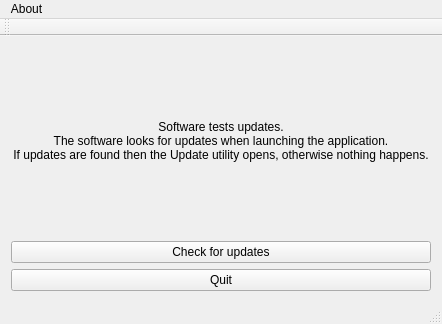
Old version of the form examples/autoupdatergui/simpleUpdaterGui/mainwindow.ui in the repository Skycoder42/QtAutoUpdater.
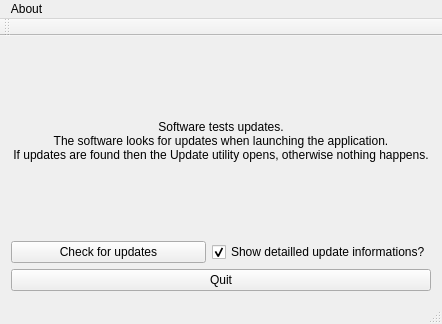
New version of the form.

```diff
--- a/examples/autoupdatergui/simpleUpdaterGui/mainwindow.ui
+++ b/examples/autoupdatergui/simpleUpdaterGui/mainwindow.ui
@@ -14,8 +14,8 @@
    <string>MainWindow</string>
   </property>
   <widget class="QWidget" name="centralWidget">
-   <layout class="QVBoxLayout" name="verticalLayout">
-    <item>
+   <layout class="QGridLayout" name="gridLayout">
+    <item row="0" column="0" colspan="2">
      <widget class="QLabel" name="label">
       <property name="text">
        <string>Software tests updates.&lt;br/&gt;The software looks for updates when launching the application.&lt;br/&gt;If updates are found then the Update utility opens, otherwise nothing happens.</string>
@@ -25,20 +25,30 @@
       </property>
      </widget>
     </item>
-    <item>
-     <widget class="QPushButton" name="checkUpdateButton">
-      <property name="text">
-       <string>Check for updates</string>
-      </property>
-     </widget>
-    </item>
-    <item>
+    <item row="2" column="0" colspan="2">
      <widget class="QPushButton" name="quitButton">
       <property name="text">
        <string>Quit</string>
       </property>
      </widget>
     </item>
+    <item row="1" column="0">
+     <widget class="QPushButton" name="checkUpdateButton">
+      <property name="text">
+       <string>Check for updates</string>
+      </property>
+     </widget>
+    </item>
+    <item row="1" column="1">
+     <widget class="QCheckBox" name="checkBox_showDetailledUpdateInformations">
+      <property name="text">
+       <string>Show detailled update informations?</string>
+      </property>
+      <property name="checked">
+       <bool>true</bool>
+      </property>
+     </widget>
+    </item>
    </layout>
   </widget>
   <widget class="QMenuBar" name="menuBar">
```
Left out of the diff: 2 changed lines with no effect on the pictures.
